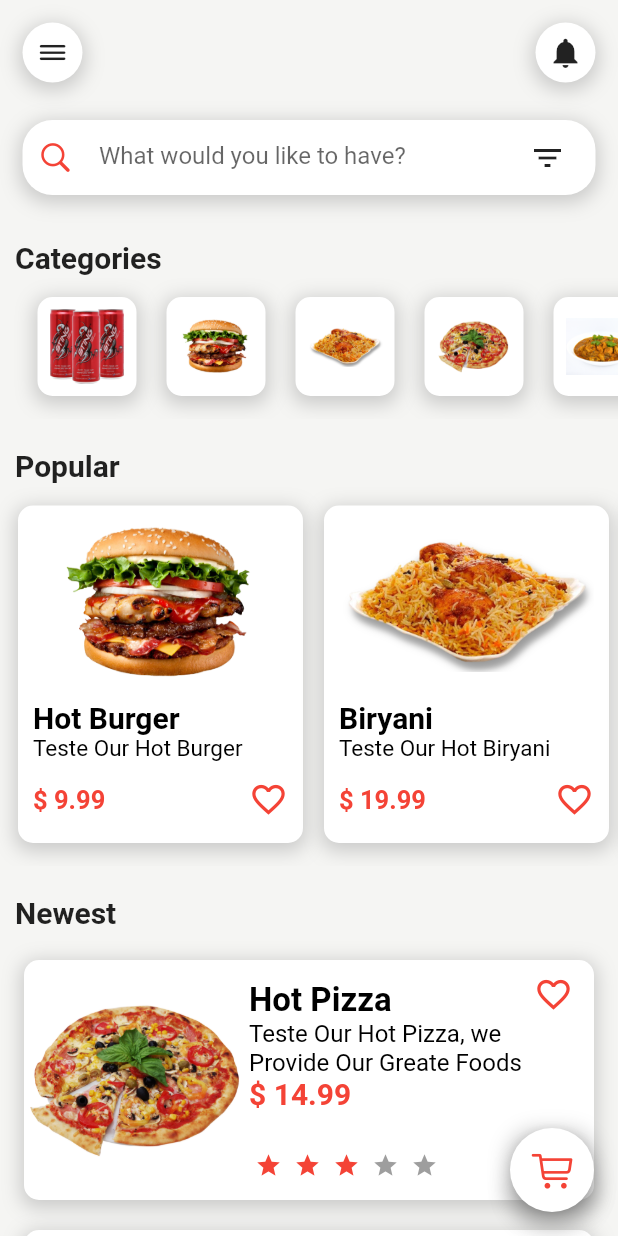
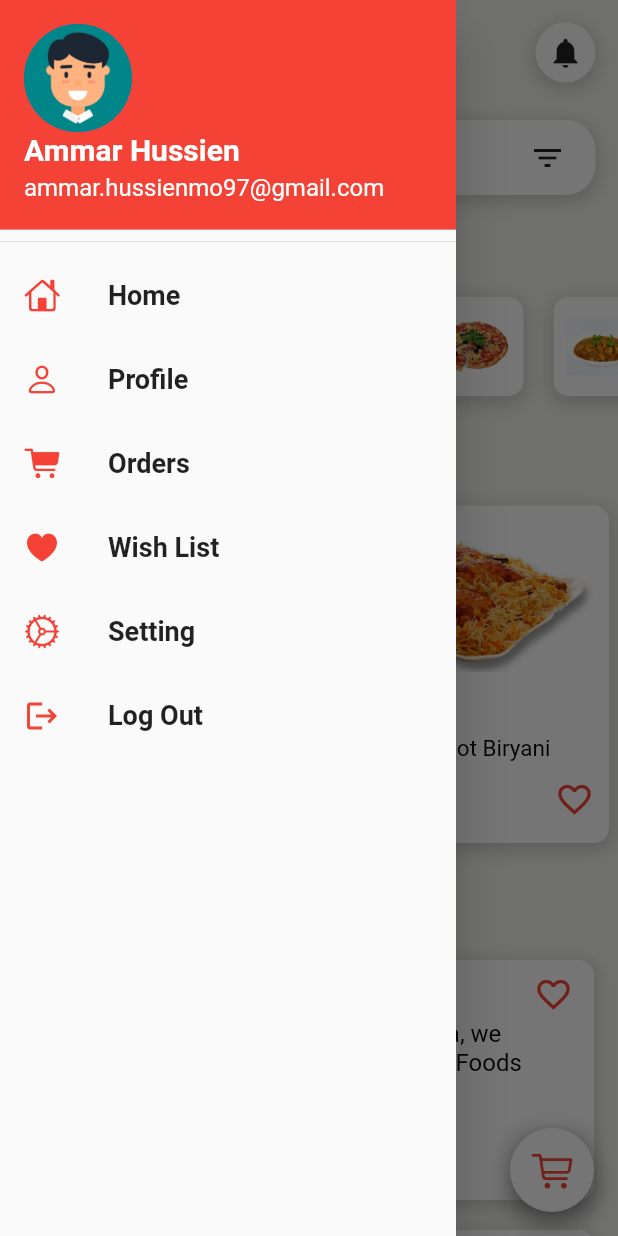
Before and after one commit to AmmarHussien/resturant_app_ui, a Flutter app: the screen it shows after launch, after a tap on an icon or button, on a phone screen of 412 x 824 dp. Run offline on Flutter 3.47's test engine with Material 2 defaults, Android fonts, the phone set to English and light mode, and no system bars; drawn by our look-alikes of flutter_rating_bar.

Commit message:
home done

```diff
--- /dev/null
+++ b/lib/components/drawer_menu_item.dart
@@ -0,0 +1,29 @@
+import 'package:flutter/material.dart';
+
+class DrawerMenuItem extends StatelessWidget {
+  const DrawerMenuItem({
+    super.key,
+    required this.icon,
+    required this.text,
+  });
+
+  final IconData icon;
+  final String text;
+
+  @override
+  Widget build(BuildContext context) {
+    return ListTile(
+      leading: Icon(
+        icon,
+        color: Colors.red,
+      ),
+      title: Text(
+        text,
+        style: const TextStyle(
+          fontSize: 18,
+          fontWeight: FontWeight.bold,
+        ),
+      ),
+    );
+  }
+}
--- /dev/null
+++ b/lib/components/drawer_widget.dart
@@ -0,0 +1,66 @@
+import 'package:flutter/cupertino.dart';
+import 'package:flutter/material.dart';
+
+import 'drawer_menu_item.dart';
+
+class DrawerWidget extends StatelessWidget {
+  const DrawerWidget({super.key});
+
+  @override
+  Widget build(BuildContext context) {
+    return Drawer(
+      child: ListView(
+        children: const [
+          DrawerHeader(
+            padding: EdgeInsets.zero,
+            child: UserAccountsDrawerHeader(
+              decoration: BoxDecoration(
+                color: Colors.red,
+              ),
+              accountName: Text(
+                "Ammar Hussien",
+                style: TextStyle(
+                  fontSize: 20,
+                  fontWeight: FontWeight.bold,
+                ),
+              ),
+              accountEmail: Text(
+                'ammar.hussienmo97@gmail.com',
+                style: TextStyle(
+                  fontSize: 16,
+                ),
+              ),
+              currentAccountPicture: CircleAvatar(
+                backgroundImage: AssetImage('assets/images/avatar.jpg'),
+              ),
+            ),
+          ),
+          DrawerMenuItem(
+            icon: CupertinoIcons.home,
+            text: 'Home',
+          ),
+          DrawerMenuItem(
+            icon: CupertinoIcons.person,
+            text: 'Profile',
+          ),
+          DrawerMenuItem(
+            icon: CupertinoIcons.cart_fill,
+            text: 'Orders',
+          ),
+          DrawerMenuItem(
+            icon: CupertinoIcons.heart_fill,
+            text: 'Wish List',
+          ),
+          DrawerMenuItem(
+            icon: CupertinoIcons.settings,
+            text: 'Setting',
+          ),
+          DrawerMenuItem(
+            icon: Icons.logout,
+            text: 'Log Out',
+          ),
+        ],
+      ),
+    );
+  }
+}
--- a/lib/components/icon_in_app_bar.dart
+++ b/lib/components/icon_in_app_bar.dart
@@ -13,7 +13,9 @@ class IconInAppBar extends StatelessWidget {
   @override
   Widget build(BuildContext context) {
     return InkWell(
-      onTap: () {},
+      onTap: () {
+        Scaffold.of(context).openDrawer();
+      },
       child: Container(
         padding: const EdgeInsets.all(8),
         decoration: BoxDecoration(
@@ -29,6 +31,4 @@ class IconInAppBar extends StatelessWidget {
       ),
     );
   }
-
-
 }
--- a/lib/pages/Home/components/body.dart
+++ b/lib/pages/Home/components/body.dart
@@ -3,6 +3,7 @@ import 'package:flutter/material.dart';
 
 
 import '../../../components/app_bar_widget.dart';
+import '../../../components/drawer_widget.dart';
 import '../../../components/floating_btn.dart';
 import '../../../components/section_title.dart';
 import 'category.dart';
@@ -34,7 +35,7 @@ class Body extends StatelessWidget {
           NewestWidget(),
         ],
       ),
-      //drawer: Drawer(),
+      drawer: const DrawerWidget(),
       floatingActionButton: const FloatingButton(),
     );
   }
```
Also changed, not shown: lib/pages/cart/cart_screen.dart (added).
